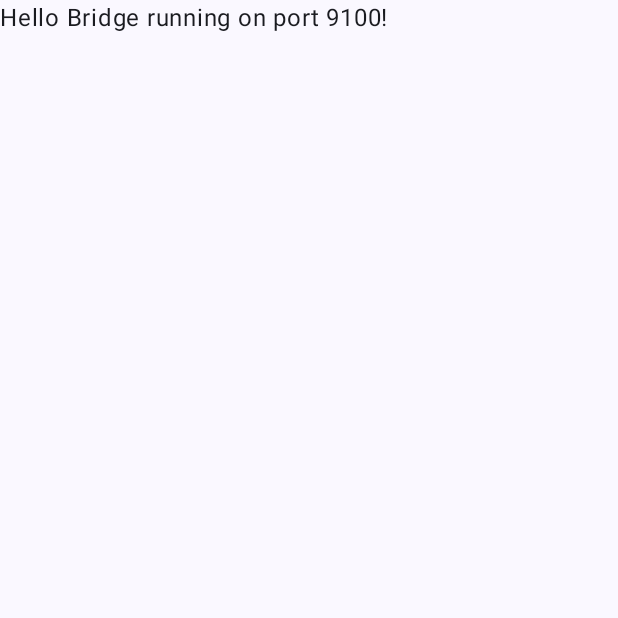
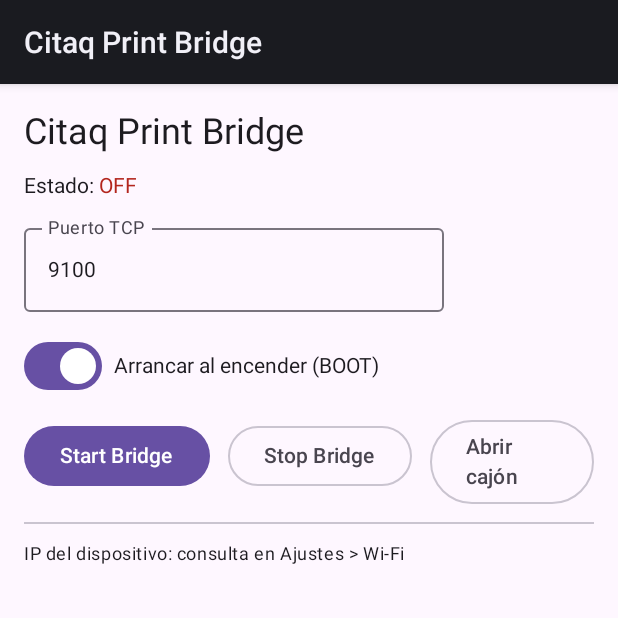
Before and after one commit to Miangame/citaqPrintProxy, an Android app built with Jetpack Compose: the screen it shows after launch (MainActivity), on a phone screen of 412 x 824 dp, the top half of it. Run offline under Robolectric (Android 15) with nearby library versions, the phone set to English and light mode, and no system bars.

Commit message:
Add buttons

```diff
--- a/app/build.gradle.kts
+++ b/app/build.gradle.kts
@@ -49,6 +49,7 @@ dependencies {
     implementation(libs.androidx.compose.ui.graphics)
     implementation(libs.androidx.compose.ui.tooling.preview)
     implementation(libs.androidx.compose.material3)
+    implementation(libs.androidx.compose.foundation)
     testImplementation(libs.junit)
     androidTestImplementation(libs.androidx.junit)
     androidTestImplementation(libs.androidx.espresso.core)
@@ -56,4 +57,9 @@ dependencies {
     androidTestImplementation(libs.androidx.compose.ui.test.junit4)
     debugImplementation(libs.androidx.compose.ui.tooling)
     debugImplementation(libs.androidx.compose.ui.test.manifest)
+
+    implementation(platform(libs.androidx.compose.bom))
+
+    // Añade también el artefacto de texto si tu catálogo no lo trae:
+    implementation("androidx.compose.ui:ui-text")
 }
--- a/app/src/main/java/com/miangame/citaqbridge/MainActivity.kt
+++ b/app/src/main/java/com/miangame/citaqbridge/MainActivity.kt
@@ -1,55 +1,140 @@
 package com.miangame.citaqbridge
 
+import android.annotation.SuppressLint
+import android.os.Build
+
+import android.content.BroadcastReceiver
+import android.content.Context
 import android.content.Intent
+import android.content.IntentFilter
 import android.os.Bundle
 import androidx.activity.ComponentActivity
 import androidx.activity.compose.setContent
-import androidx.activity.enableEdgeToEdge
-import androidx.compose.foundation.layout.fillMaxSize
-import androidx.compose.foundation.layout.padding
-import androidx.compose.material3.Scaffold
-import androidx.compose.material3.Text
-import androidx.compose.runtime.Composable
+import androidx.compose.foundation.layout.*
+import androidx.compose.foundation.text.KeyboardOptions
+import androidx.compose.material3.*
+import androidx.compose.runtime.*
+import androidx.compose.ui.Alignment
 import androidx.compose.ui.Modifier
-import androidx.compose.ui.tooling.preview.Preview
-import com.miangame.citaqbridge.ui.theme.CitaqPrintBridgeTheme
+import androidx.compose.ui.text.input.KeyboardType
+import androidx.compose.ui.unit.dp
 
 class MainActivity : ComponentActivity() {
+    private lateinit var settings: SettingsRepository
+
+    private var _running by mutableStateOf(false)
+    private var _lastPrint by mutableStateOf(0L)
+    private var _currentPort by mutableStateOf(9100)
+
+    private val stateReceiver = object : BroadcastReceiver() {
+        override fun onReceive(context: Context, intent: Intent) {
+            if (intent.action == TcpPrintBridgeService.ACTION_STATE) {
+                _running = intent.getBooleanExtra(TcpPrintBridgeService.EXTRA_RUNNING, false)
+                _currentPort = intent.getIntExtra(TcpPrintBridgeService.EXTRA_PORT, settings.port)
+                _lastPrint = intent.getLongExtra(TcpPrintBridgeService.EXTRA_LASTPRINT, settings.lastPrintAt)
+            }
+        }
+    }
+
     override fun onCreate(savedInstanceState: Bundle?) {
         super.onCreate(savedInstanceState)
+        settings = SettingsRepository(this)
 
-        // 🔹 Arrancamos el servicio del bridge al abrir la app
-        val svc = Intent(this, TcpPrintBridgeService::class.java)
-        startService(svc)
+        // Estado inicial (por si el service aún no ha emitido broadcast)
+        _running = isBridgeRunning()
+        _currentPort = settings.port
+        _lastPrint = settings.lastPrintAt
 
-        enableEdgeToEdge()
-        setContent {
-            CitaqPrintBridgeTheme {
-                Scaffold(modifier = Modifier.fillMaxSize()) { innerPadding ->
-                    // Puedes mostrar un texto para saber que el servicio está activo
-                    Greeting(
-                        name = "Bridge running on port 9100",
-                        modifier = Modifier.padding(innerPadding)
+        setContent { AppScreen() }
+    }
+
+    @SuppressLint("UnspecifiedRegisterReceiverFlag")
+    override fun onStart() {
+        super.onStart()
+        val filter = IntentFilter(TcpPrintBridgeService.ACTION_STATE)
+        if (Build.VERSION.SDK_INT >= 33) {
+            registerReceiver(stateReceiver, filter, Context.RECEIVER_NOT_EXPORTED)
+        } else {
+            @Suppress("DEPRECATION")
+            registerReceiver(stateReceiver, filter)
+        }
+    }
+
+    override fun onStop() {
+        unregisterReceiver(stateReceiver)
+        super.onStop()
+    }
+
+    @Composable
+    private fun AppScreen() {
+        var port by remember { mutableStateOf(settings.port) }
+        var autoStart by remember { mutableStateOf(settings.autoStartOnBoot) }
+
+        // Si el service cambia el puerto, reflejarlo
+        LaunchedEffect(_currentPort) {
+            port = _currentPort
+        }
+
+        Scaffold { padding ->
+            Column(
+                modifier = Modifier.padding(padding).padding(16.dp).fillMaxSize(),
+                verticalArrangement = Arrangement.spacedBy(12.dp)
+            ) {
+                Text("Citaq Print Bridge", style = MaterialTheme.typography.headlineSmall)
+
+                Row(verticalAlignment = Alignment.CenterVertically) {
+                    Text("Estado: ")
+                    Text(
+                        if (_running) "ON ($port)" else "OFF",
+                        color = if (_running) MaterialTheme.colorScheme.primary else MaterialTheme.colorScheme.error
                     )
+                }
+
+                OutlinedTextField(
+                    value = port.toString(),
+                    onValueChange = { v -> port = v.filter { it.isDigit() }.toIntOrNull() ?: port },
+                    label = { Text("Puerto TCP") },
+                    keyboardOptions = KeyboardOptions(keyboardType = KeyboardType.Number),
+                    singleLine = true
+                )
+
+                Row(verticalAlignment = Alignment.CenterVertically) {
+                    Switch(checked = autoStart, onCheckedChange = {
+                        autoStart = it
+                        settings.autoStartOnBoot = it
+                    })
+                    Spacer(Modifier.width(8.dp))
+                    Text("Arrancar al encender (BOOT)")
+                }
+
+                Row(horizontalArrangement = Arrangement.spacedBy(12.dp)) {
+                    Button(onClick = {
+                        settings.port = port
+                        val svc = Intent(this@MainActivity, TcpPrintBridgeService::class.java)
+                        svc.action = TcpPrintBridgeService.ACTION_START
+                        svc.putExtra(TcpPrintBridgeService.EXTRA_PORT, port)
+                        startService(svc)
+                    }) { Text("Start Bridge") }
+
+                    OutlinedButton(onClick = {
+                        val svc = Intent(this@MainActivity, TcpPrintBridgeService::class.java)
+                        svc.action = TcpPrintBridgeService.ACTION_STOP
+                        startService(svc)
+                    }) { Text("Stop Bridge") }
+
+                    OutlinedButton(onClick = {
+                        val svc = Intent(this@MainActivity, TcpPrintBridgeService::class.java)
+                        svc.action = TcpPrintBridgeService.ACTION_OPEN_DRAWER
+                        startService(svc)
+                    }) { Text("Abrir cajón") }
+                }
+
+                Divider()
+                Text("IP del dispositivo: consulta en Ajustes > Wi-Fi", style = MaterialTheme.typography.bodySmall)
+                if (_lastPrint > 0L) {
+                    Text("Última impresión: $_lastPrint", style = MaterialTheme.typography.bodySmall)
                 }
             }
         }
     }
-
 }
-
-@Composable
-fun Greeting(name: String, modifier: Modifier = Modifier) {
-    Text(
-        text = "Hello $name!",
-        modifier = modifier
-    )
-}
-
-@Preview(showBackground = true)
-@Composable
-fun GreetingPreview() {
-    CitaqPrintBridgeTheme {
-        Greeting("Android")
-    }
-}
--- a/app/src/main/java/com/miangame/citaqbridge/PrinterAdapter.kt
+++ b/app/src/main/java/com/miangame/citaqbridge/PrinterAdapter.kt
@@ -5,10 +5,6 @@ package com.miangame.citaqbridge
  * Permite intercambiar implementación directa (/dev/ttyS1) o SDK de Citaq.
  */
 interface PrinterAdapter {
-    /**
-     * Envía datos en crudo (normalmente ESC/POS) a la impresora.
-     * @param data bytes del ticket.
-     * @return true si se envió correctamente, false si hubo error.
-     */
     fun printRaw(data: ByteArray): Boolean
+    fun openDrawer(): Boolean
 }
--- /dev/null
+++ b/app/src/main/java/com/miangame/citaqbridge/SettingsRepository.kt
@@ -0,0 +1,31 @@
+package com.miangame.citaqbridge
+
+import android.content.Context
+import android.content.SharedPreferences
+
+
+class SettingsRepository(ctx: Context) {
+    private val prefs: SharedPreferences = ctx.getSharedPreferences("citaq_bridge_prefs", Context.MODE_PRIVATE)
+
+
+    var port: Int
+        get() = prefs.getInt(KEY_PORT, 9100)
+        set(value) = prefs.edit().putInt(KEY_PORT, value).apply()
+
+
+    var autoStartOnBoot: Boolean
+        get() = prefs.getBoolean(KEY_AUTOSTART, true)
+        set(value) = prefs.edit().putBoolean(KEY_AUTOSTART, value).apply()
+
+
+    var lastPrintAt: Long
+        get() = prefs.getLong(KEY_LASTPRINT, 0L)
+        set(value) = prefs.edit().putLong(KEY_LASTPRINT, value).apply()
+
+
+    companion object {
+        private const val KEY_PORT = "port"
+        private const val KEY_AUTOSTART = "auto_start"
+        private const val KEY_LASTPRINT = "last_print"
+    }
+}
--- /dev/null
+++ b/app/src/main/java/com/miangame/citaqbridge/Utils.kt
@@ -0,0 +1,13 @@
+package com.miangame.citaqbridge
+import android.app.ActivityManager
+import android.content.Context
+
+
+fun Context.isBridgeRunning(): Boolean {
+    val am = getSystemService(Context.ACTIVITY_SERVICE) as ActivityManager
+    @Suppress("DEPRECATION")
+    for (s in am.getRunningServices(Int.MAX_VALUE)) {
+        if (s.service.className == TcpPrintBridgeService::class.qualifiedName) return true
+    }
+    return false
+}
--- a/gradle/libs.versions.toml
+++ b/gradle/libs.versions.toml
@@ -8,6 +8,7 @@ espressoCore = "3.7.0"
 lifecycleRuntimeKtx = "2.6.1"
 activityCompose = "1.8.0"
 composeBom = "2024.09.00"
+foundation = "1.9.0"
 
 [libraries]
 androidx-core-ktx = { group = "androidx.core", name = "core-ktx", version.ref = "coreKtx" }
@@ -24,6 +25,7 @@ androidx-compose-ui-tooling-preview = { group = "androidx.compose.ui", name = "u
 androidx-compose-ui-test-manifest = { group = "androidx.compose.ui", name = "ui-test-manifest" }
 androidx-compose-ui-test-junit4 = { group = "androidx.compose.ui", name = "ui-test-junit4" }
 androidx-compose-material3 = { group = "androidx.compose.material3", name = "material3" }
+androidx-compose-foundation = { group = "androidx.compose.foundation", name = "foundation", version.ref = "foundation" }
 
 [plugins]
 android-application = { id = "com.android.application", version.ref = "agp" }
```
Also changed, not shown: app/src/main/AndroidManifest.xml (+17 -18 lines), app/src/main/java/com/miangame/citaqbridge/BootReceiver.kt (+7 -4 lines), app/src/main/java/com/miangame/citaqbridge/CitaqPrinter.kt (+21 -2 lines), app/src/main/java/com/miangame/citaqbridge/Logger.kt (added, +21 -0 lines), app/src/main/java/com/miangame/citaqbridge/TcpPrintBridgeService.kt (+92 -71 lines).
